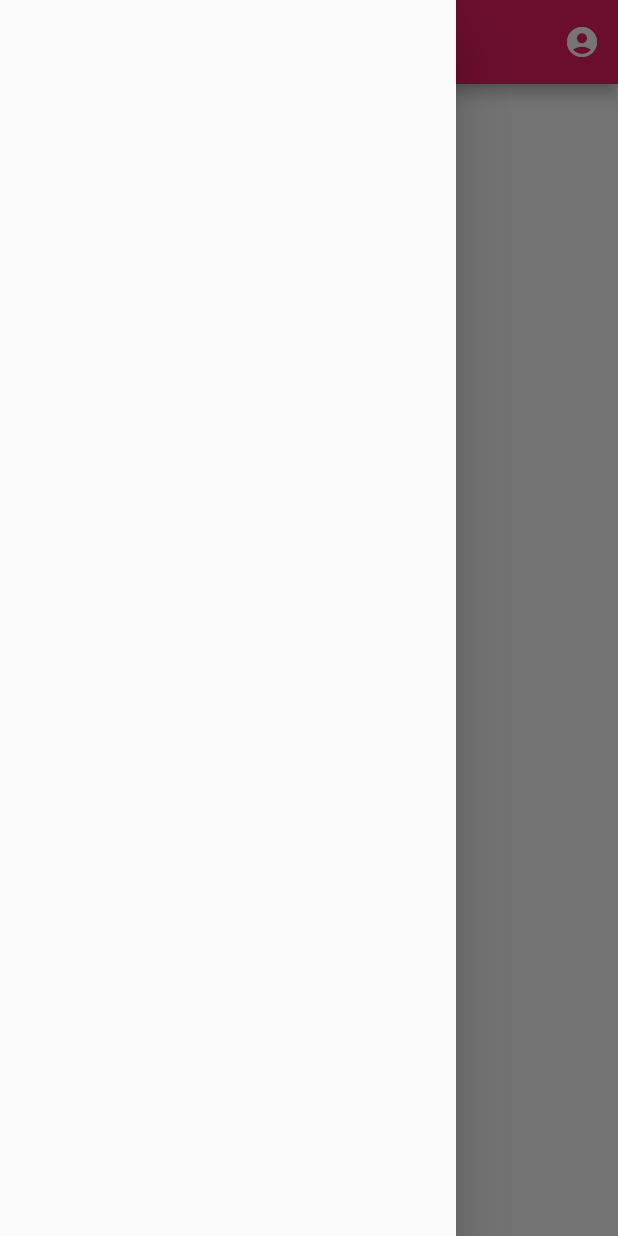
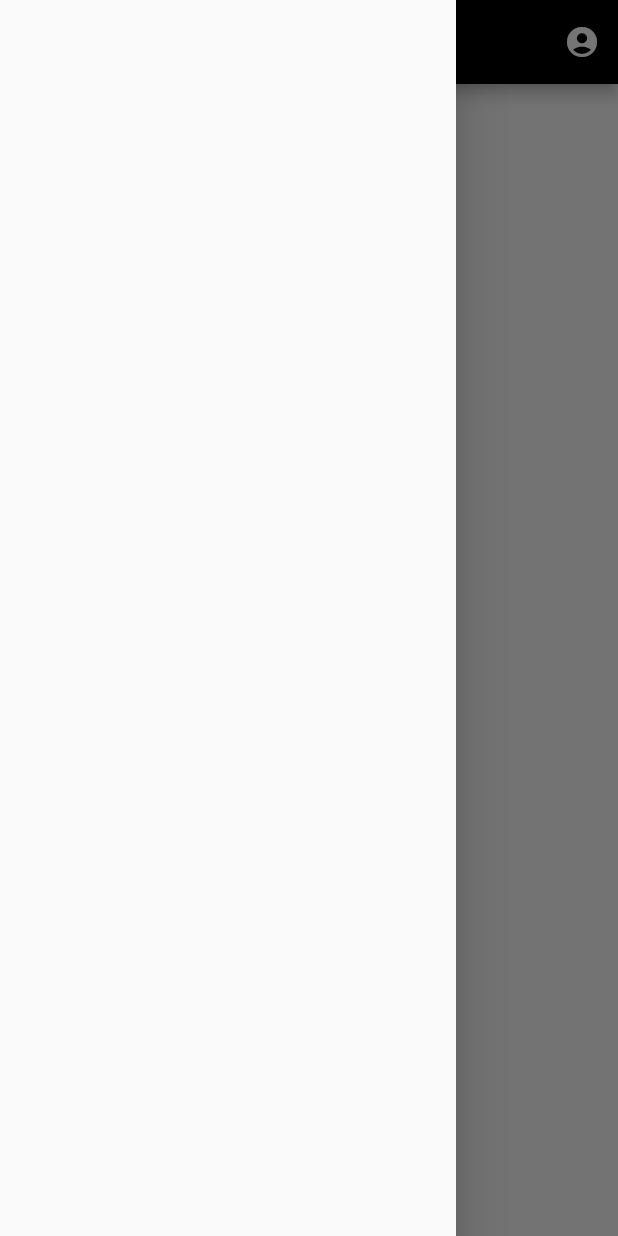
Before and after one commit to X-Store-App/flutter, a Flutter app: the screen it shows after launch, with the side drawer open, on a phone screen of 412 x 824 dp. Run offline on Flutter 3.47's test engine with Material 2 defaults, Android fonts, the phone set to English and light mode, and no system bars.

Commit message:
Change color to adapt to new style

```diff
--- a/lib/product/theme.dart
+++ b/lib/product/theme.dart
@@ -3,6 +3,6 @@ import 'package:flutter/material.dart';
 // Colors that your app use
 
 var theme = ThemeData(
-    accentColor: Colors.pink,
-    primaryColor: Colors.pink,
+    accentColor: Colors.black,
+    primaryColor: Colors.black,
     shadowColor: Colors.black);
```
